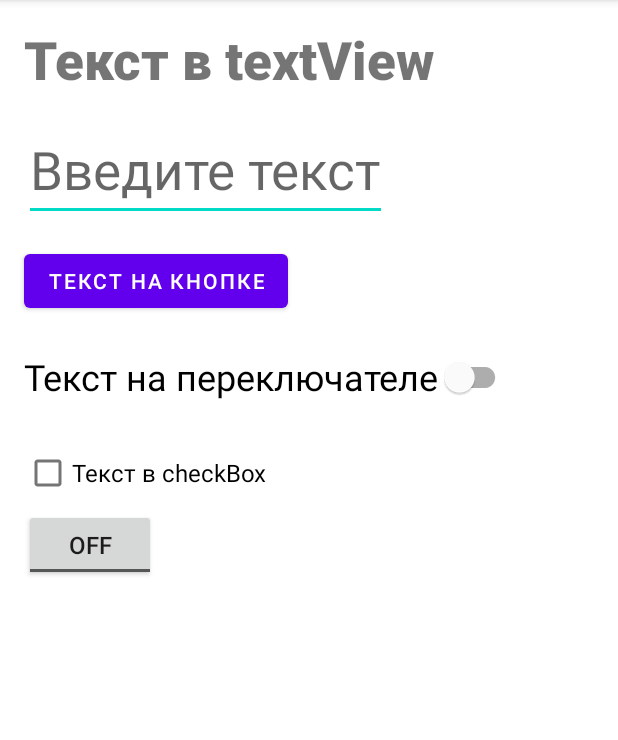
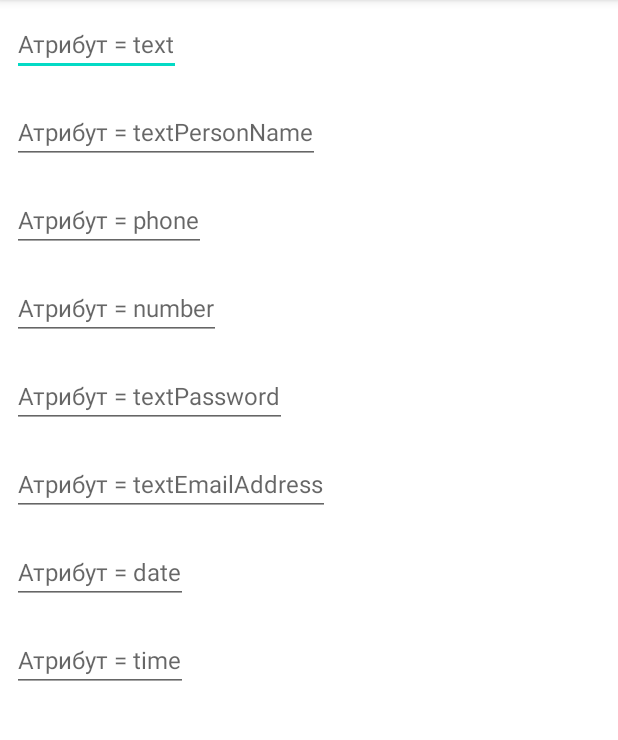
Before and after one commit to citizen-of-makondo/AndroidBasic, an Android app: the screen it shows after launch (MainActivity), on a phone screen of 412 x 824 dp, the part 84-824 px from its top. Run offline under Robolectric (Android 15) with nearby library versions, the phone set to English and light mode, and no system bars.

Commit message:
Added 8 editTexts with different inputTypes

```diff
--- a/app/src/main/java/com/example/androidbasic/MainActivity.java
+++ b/app/src/main/java/com/example/androidbasic/MainActivity.java
@@ -9,6 +9,6 @@ public class MainActivity extends AppCompatActivity {
     @Override
     protected void onCreate(Bundle savedInstanceState) {
         super.onCreate(savedInstanceState);
-        setContentView(R.layout.activity_main);
+        setContentView(R.layout.edit_texts_layout);
     }
 }
--- a/app/src/main/res/layout/edit_texts_layout.xml
+++ b/app/src/main/res/layout/edit_texts_layout.xml
@@ -1,6 +1,79 @@
 <?xml version="1.0" encoding="utf-8"?>
 <LinearLayout xmlns:android="http://schemas.android.com/apk/res/android"
-    android:orientation="vertical" android:layout_width="match_parent"
-    android:layout_height="match_parent">
+    android:layout_width="match_parent"
+    android:layout_height="match_parent"
+    android:orientation="vertical">
+
+    <EditText
+        android:id="@+id/inputTypeText"
+        android:layout_width="wrap_content"
+        android:layout_height="wrap_content"
+        android:layout_margin="8dp"
+        android:hint="@string/inputTypeIsText"
+        android:inputType="text"
+        android:textSize="16sp" />
+
+    <EditText
+        android:id="@+id/inputTypeTextPersonName"
+        android:layout_width="wrap_content"
+        android:layout_height="wrap_content"
+        android:layout_margin="8dp"
+        android:hint="@string/InputTypeIsTextPersonName"
+        android:inputType="textPersonName"
+        android:textSize="16sp" />
+
+    <EditText
+        android:id="@+id/inputTypePhone"
+        android:layout_width="wrap_content"
+        android:layout_height="wrap_content"
+        android:layout_margin="8dp"
+        android:hint="@string/InputTypeIsPhone"
+        android:inputType="phone"
+        android:textSize="16sp" />
+
+    <EditText
+        android:id="@+id/inputTypeNumber"
+        android:layout_width="wrap_content"
+        android:layout_height="wrap_content"
+        android:layout_margin="8dp"
+        android:hint="@string/InputTypeIsNumber"
+        android:inputType="number"
+        android:textSize="16sp" />
+
+    <EditText
+        android:id="@+id/inputTypeTextPassword"
+        android:layout_width="wrap_content"
+        android:layout_height="wrap_content"
+        android:layout_margin="8dp"
+        android:hint="@string/InputTypeIsTextpassword"
+        android:inputType="textPassword"
+        android:textSize="16sp" />
+
+    <EditText
+        android:id="@+id/inputTypeTextEmailAddress"
+        android:layout_width="wrap_content"
+        android:layout_height="wrap_content"
+        android:layout_margin="8dp"
+        android:hint="@string/InputTypeIsTextEmailAddress"
+        android:inputType="textEmailAddress"
+        android:textSize="16sp" />
+
+    <EditText
+        android:id="@+id/inputTypeDate"
+        android:inputType="date"
+        android:layout_width="wrap_content"
+        android:layout_height="wrap_content"
+        android:layout_margin="8dp"
+        android:hint="@string/InputTypeIsDate"
+        android:textSize="16sp" />
+
+    <EditText
+        android:id="@+id/inputTypeTime"
+        android:layout_width="wrap_content"
+        android:layout_height="wrap_content"
+        android:layout_margin="8dp"
+        android:inputType="time"
+        android:hint="@string/InputTypeIsTime"
+        android:textSize="16sp" />
 
 </LinearLayout>
--- a/app/src/main/res/values/strings.xml
+++ b/app/src/main/res/values/strings.xml
@@ -6,4 +6,12 @@
     <string name="textCheckbox">Текст в checkBox</string>
     <string name="textToggleButton">Текст на кнопке</string>
     <string name="textButton">Текст на кнопке</string>
+    <string name="inputTypeIsText">Атрибут = text</string>
+    <string name="InputTypeIsTextPersonName">Атрибут = textPersonName</string>
+    <string name="InputTypeIsPhone">Атрибут = phone</string>
+    <string name="InputTypeIsNumber">Атрибут = number</string>
+    <string name="InputTypeIsTextpassword">Атрибут = textPassword</string>
+    <string name="InputTypeIsTextEmailAddress">Атрибут = textEmailAddress</string>
+    <string name="InputTypeIsDate">Атрибут = date</string>
+    <string name="InputTypeIsTime">Атрибут = time</string>
 </resources>
```
